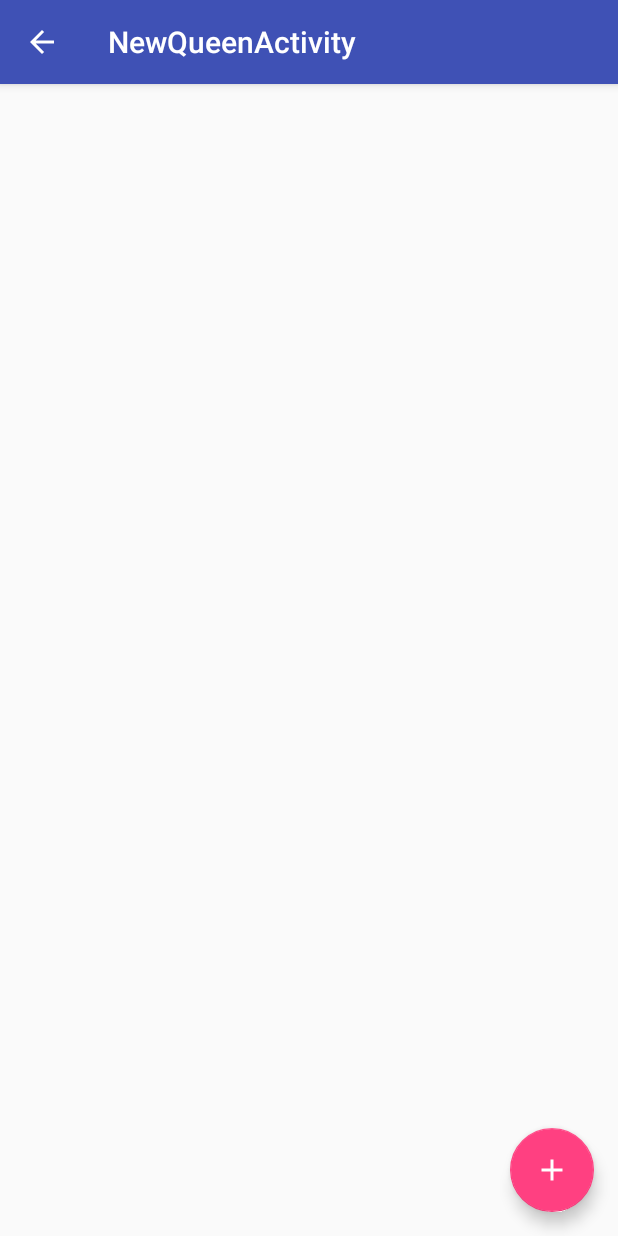
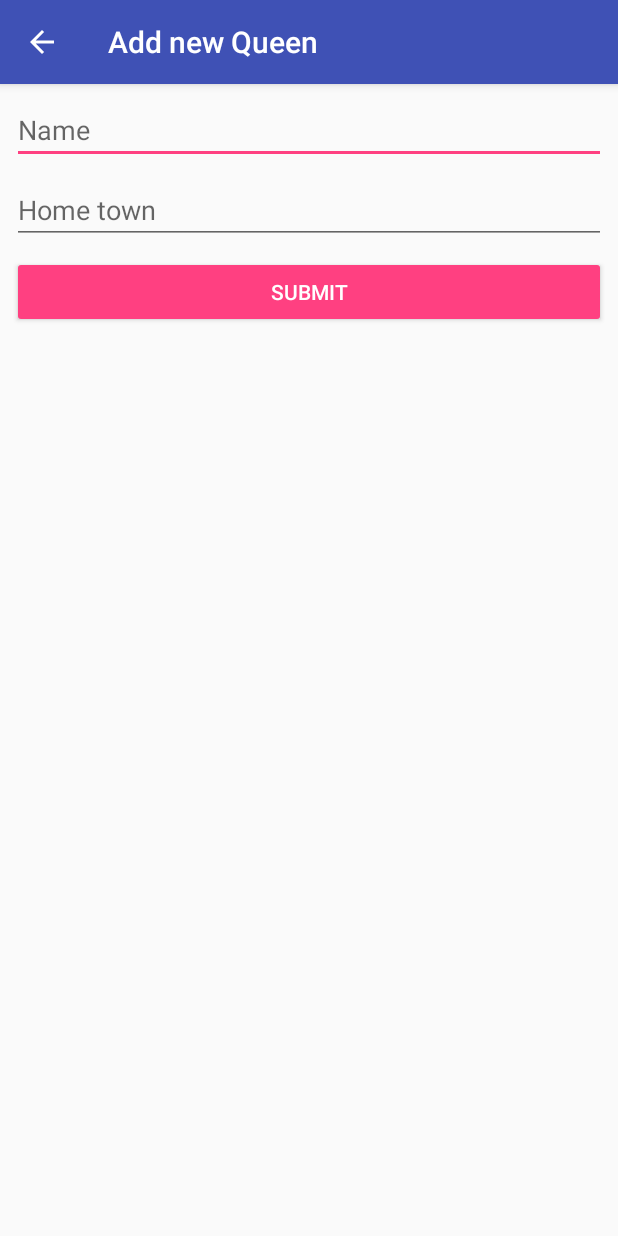
Before and after one commit to kurilenok/drag_chaser, an Android app: the NewQueenActivity screen opened directly, with no data from a screen before it, on a phone screen of 412 x 824 dp. Run offline under Robolectric (Android 15) with nearby library versions, the phone set to English and light mode, and no system bars; our stand-ins replace ButterKnife, Firebase (no records; nobody signed in at launch, a user with empty details on screens opened directly).

Commit message:
db connection

```diff
--- a/app/src/main/java/org/arcoiris/dragchaser/activities/NewQueenActivity.java
+++ b/app/src/main/java/org/arcoiris/dragchaser/activities/NewQueenActivity.java
@@ -1,32 +1,31 @@
 package org.arcoiris.dragchaser.activities;
 
 import android.os.Bundle;
-import android.support.design.widget.FloatingActionButton;
-import android.support.design.widget.Snackbar;
 import android.support.v7.app.AppCompatActivity;
 import android.support.v7.widget.Toolbar;
-import android.view.View;
 
 import org.arcoiris.dragchaser.R;
 
+import butterknife.BindView;
+import butterknife.ButterKnife;
+
 public class NewQueenActivity extends AppCompatActivity {
+
+    @BindView(R.id.toolbar)
+    Toolbar toolbar;
 
     @Override
     protected void onCreate(Bundle savedInstanceState) {
         super.onCreate(savedInstanceState);
         setContentView(R.layout.activity_new_queen);
-        Toolbar toolbar = (Toolbar) findViewById(R.id.toolbar);
+        ButterKnife.bind(this);
+
+        setupToolbar();
+    }
+
+    private void setupToolbar() {
         setSupportActionBar(toolbar);
-
-        FloatingActionButton fab = (FloatingActionButton) findViewById(R.id.fab);
-        fab.setOnClickListener(new View.OnClickListener() {
-            @Override
-            public void onClick(View view) {
-                Snackbar.make(view, "Replace with your own action", Snackbar.LENGTH_LONG)
-                        .setAction("Action", null).show();
-            }
-        });
+        getSupportActionBar().setTitle("Add new Queen");
         getSupportActionBar().setDisplayHomeAsUpEnabled(true);
     }
-
 }
--- a/app/src/main/java/org/arcoiris/dragchaser/activities/NewQueenActivityFragment.java
+++ /dev/null
@@ -1,24 +0,0 @@
-package org.arcoiris.dragchaser.activities;
-
-import android.support.v4.app.Fragment;
-import android.os.Bundle;
-import android.view.LayoutInflater;
-import android.view.View;
-import android.view.ViewGroup;
-
-import org.arcoiris.dragchaser.R;
-
-/**
- * A placeholder fragment containing a simple view.
- */
-public class NewQueenActivityFragment extends Fragment {
-
-    public NewQueenActivityFragment() {
-    }
-
-    @Override
-    public View onCreateView(LayoutInflater inflater, ViewGroup container,
-                             Bundle savedInstanceState) {
-        return inflater.inflate(R.layout.fragment_new_queen, container, false);
-    }
-}
--- /dev/null
+++ b/app/src/main/java/org/arcoiris/dragchaser/fragments/NewQueenFragment.java
@@ -0,0 +1,82 @@
+package org.arcoiris.dragchaser.fragments;
+
+import android.app.ProgressDialog;
+import android.os.Bundle;
+import android.support.annotation.NonNull;
+import android.support.v4.app.Fragment;
+import android.view.LayoutInflater;
+import android.view.View;
+import android.view.ViewGroup;
+import android.widget.EditText;
+
+import com.google.android.gms.tasks.OnFailureListener;
+import com.google.android.gms.tasks.OnSuccessListener;
+import com.google.firebase.database.DatabaseReference;
+import com.google.firebase.database.FirebaseDatabase;
+
+import org.arcoiris.dragchaser.R;
+import org.arcoiris.dragchaser.models.Queen;
+import org.arcoiris.dragchaser.utils.Utils;
+
+import butterknife.BindView;
+import butterknife.ButterKnife;
+import butterknife.OnClick;
+
+/**
+ * A placeholder fragment containing a simple view.
+ */
+public class NewQueenFragment extends Fragment {
+
+    public NewQueenFragment() {
+    }
+
+    @BindView(R.id.etName)
+    EditText etName;
+
+    @BindView(R.id.etHometown)
+    EditText etHometown;
+
+    @Override
+    public View onCreateView(LayoutInflater inflater, ViewGroup container, Bundle savedInstanceState) {
+        View view = inflater.inflate(R.layout.fragment_new_queen, container, false);
+        ButterKnife.bind(this, view);
+
+        return view;
+    }
+
+    @OnClick(R.id.bSubmit)
+    public void onSubmitClick() {
+        if (etName.length() == 0 || etHometown.length() == 0) {
+            Utils.showSnackbar(getView(), "Both text fields should be filled in");
+            return;
+        }
+
+        final ProgressDialog dialog = new ProgressDialog(getActivity());
+        dialog.show();
+
+        final String name = etName.getText().toString().trim();
+        String hometown = etHometown.getText().toString().trim();
+
+        Queen queen = new Queen(name, hometown);
+
+        FirebaseDatabase db = FirebaseDatabase.getInstance();
+        DatabaseReference reference = db.getReference("queens");
+        reference.push().setValue(queen)
+                .addOnSuccessListener(new OnSuccessListener<Void>() {
+                    @Override
+                    public void onSuccess(Void aVoid) {
+                        dialog.dismiss();
+                        Utils.showSnackbar(getView(), "Please welcome " + name);
+                        etName.clearComposingText();
+                        etHometown.clearComposingText();
+                    }
+                })
+                .addOnFailureListener(new OnFailureListener() {
+                    @Override
+                    public void onFailure(@NonNull Exception e) {
+                        dialog.dismiss();
+                        Utils.showSnackbar(getView(), "Please try again");
+                    }
+                });
+    }
+}
--- a/app/src/main/java/org/arcoiris/dragchaser/models/Queen.java
+++ b/app/src/main/java/org/arcoiris/dragchaser/models/Queen.java
@@ -16,6 +16,11 @@ public class Queen implements Comparable<Queen> {
     private Map<String, Boolean> queenEvents;
 
     public Queen() {
+    }
+
+    public Queen(String name, String hometown) {
+        this.name = name;
+        this.hometown = hometown;
     }
 
     public String getKey() {
--- a/app/src/main/res/layout/activity_main_content.xml
+++ b/app/src/main/res/layout/activity_main_content.xml
@@ -44,6 +44,6 @@
         android:layout_height="wrap_content"
         android:layout_gravity="end|bottom"
         android:layout_margin="@dimen/fab_margin"
-        app:srcCompat="@android:drawable/ic_dialog_email" />
+        app:srcCompat="@drawable/plus" />
 
 </android.support.design.widget.CoordinatorLayout>
--- a/app/src/main/res/layout/activity_new_queen.xml
+++ b/app/src/main/res/layout/activity_new_queen.xml
@@ -22,12 +22,12 @@
 
     <include layout="@layout/content_new_queen" />
 
-    <android.support.design.widget.FloatingActionButton
-        android:id="@+id/fab"
-        android:layout_width="wrap_content"
-        android:layout_height="wrap_content"
-        android:layout_gravity="bottom|end"
-        android:layout_margin="@dimen/fab_margin"
-        app:srcCompat="@drawable/plus" />
+    <!--<android.support.design.widget.FloatingActionButton-->
+        <!--android:id="@+id/fab"-->
+        <!--android:layout_width="wrap_content"-->
+        <!--android:layout_height="wrap_content"-->
+        <!--android:layout_gravity="bottom|end"-->
+        <!--android:layout_margin="@dimen/fab_margin"-->
+        <!--app:srcCompat="@drawable/plus" />-->
 
 </android.support.design.widget.CoordinatorLayout>
--- a/app/src/main/res/layout/content_new_queen.xml
+++ b/app/src/main/res/layout/content_new_queen.xml
@@ -2,7 +2,7 @@
     xmlns:app="http://schemas.android.com/apk/res-auto"
     xmlns:tools="http://schemas.android.com/tools"
     android:id="@+id/fragment"
-    android:name="org.arcoiris.dragchaser.activities.NewQueenActivityFragment"
+    android:name="org.arcoiris.dragchaser.fragments.NewQueenFragment"
     android:layout_width="match_parent"
     android:layout_height="match_parent"
     app:layout_behavior="@string/appbar_scrolling_view_behavior"
--- a/app/src/main/res/layout/fragment_new_queen.xml
+++ b/app/src/main/res/layout/fragment_new_queen.xml
@@ -4,8 +4,49 @@
     xmlns:tools="http://schemas.android.com/tools"
     android:layout_width="match_parent"
     android:layout_height="match_parent"
-    tools:context="org.arcoiris.dragchaser.activities.NewQueenActivityFragment"
+    tools:context="org.arcoiris.dragchaser.fragments.NewQueenFragment"
     tools:showIn="@layout/activity_new_queen">
 
 
+    <EditText
+        android:id="@+id/etName"
+        android:layout_width="match_parent"
+        android:layout_height="wrap_content"
+        android:layout_marginLeft="8dp"
+        android:layout_marginRight="8dp"
+        android:layout_marginTop="8dp"
+        android:ems="10"
+        android:hint="Name"
+        android:inputType="textPersonName"
+        app:layout_constraintHorizontal_bias="0.0"
+        app:layout_constraintLeft_toLeftOf="parent"
+        app:layout_constraintRight_toRightOf="parent"
+        app:layout_constraintTop_toTopOf="parent" />
+
+    <EditText
+        android:id="@+id/etHometown"
+        android:layout_width="match_parent"
+        android:layout_height="wrap_content"
+        android:layout_marginLeft="8dp"
+        android:layout_marginRight="8dp"
+        android:layout_marginTop="8dp"
+        android:ems="10"
+        android:hint="Home town"
+        android:inputType="textPersonName"
+        app:layout_constraintLeft_toLeftOf="parent"
+        app:layout_constraintRight_toRightOf="parent"
+        app:layout_constraintTop_toBottomOf="@+id/etName" />
+
+    <Button
+        android:id="@+id/bSubmit"
+        style="@style/Widget.AppCompat.Button.Colored"
+        android:layout_width="match_parent"
+        android:layout_height="wrap_content"
+        android:layout_marginLeft="8dp"
+        android:layout_marginRight="8dp"
+        android:layout_marginTop="8dp"
+        android:text="Submit"
+        app:layout_constraintLeft_toLeftOf="parent"
+        app:layout_constraintRight_toRightOf="parent"
+        app:layout_constraintTop_toBottomOf="@+id/etHometown" />
 </android.support.constraint.ConstraintLayout>
--- a/app/src/main/res/values/strings.xml
+++ b/app/src/main/res/values/strings.xml
@@ -1,8 +1,8 @@
 <resources>
     <string name="app_name">Drag Chaser</string>
 
-    <string name="navigation_drawer_open">Open navigation drawer</string>
-    <string name="navigation_drawer_close">Close navigation drawer</string>
+    <string name="nav_drawer_open">Open</string>
+    <string name="nav_drawer_close">Close</string>
 
     <string name="action_settings">Settings</string>
     <string name="title_activity_tab">TabActivity</string>
```
Also changed, not shown: app/src/main/java/org/arcoiris/dragchaser/activities/MainActivity.java (+48 -39 lines), app/src/main/java/org/arcoiris/dragchaser/adapters/QueensAdapter.java (+18 -14 lines), app/src/main/java/org/arcoiris/dragchaser/utils/Utils.java (added, +15 -0 lines).
